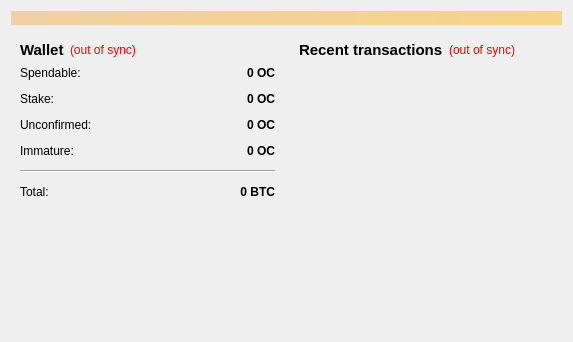
Above: src/qt/forms/overviewpage.ui from theone-and-not-only-coin/onecoin before the change. Below: the same form after it.
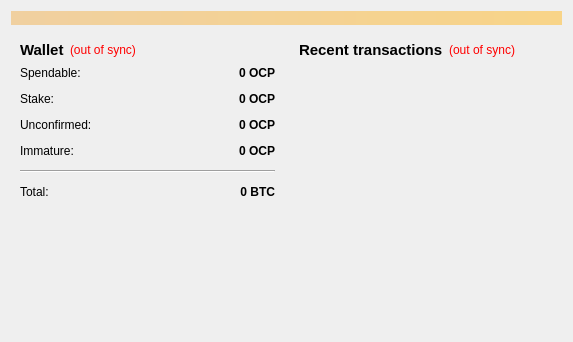
That is the form after the change.

```diff
--- a/src/qt/forms/overviewpage.ui
+++ b/src/qt/forms/overviewpage.ui
@@ -118,7 +118,7 @@
                <string>Your current spendable balance</string>
               </property>
               <property name="text">
-               <string notr="true">0 OC</string>
+               <string notr="true">0 OCP</string>
               </property>
               <property name="alignment">
                <set>Qt::AlignRight|Qt::AlignTrailing|Qt::AlignVCenter</set>
@@ -150,7 +150,7 @@
                <string>Total of coins that was staked, and do not yet count toward the current balance</string>
               </property>
               <property name="text">
-               <string notr="true">0 OC</string>
+               <string notr="true">0 OCP</string>
               </property>
               <property name="alignment">
                <set>Qt::AlignRight|Qt::AlignTrailing|Qt::AlignVCenter</set>
@@ -182,7 +182,7 @@
                <string>Total of transactions that have yet to be confirmed, and do not yet count toward the current balance</string>
               </property>
               <property name="text">
-               <string notr="true">0 OC</string>
+               <string notr="true">0 OCP</string>
               </property>
               <property name="alignment">
                <set>Qt::AlignRight|Qt::AlignTrailing|Qt::AlignVCenter</set>
@@ -211,7 +211,7 @@
                <string>Mined balance that has not yet matured</string>
               </property>
               <property name="text">
-               <string notr="true">0 OC</string>
+               <string notr="true">0 OCP</string>
               </property>
               <property name="alignment">
                <set>Qt::AlignRight|Qt::AlignTrailing|Qt::AlignVCenter</set>
```
Left out of the diff: 4 changed lines with no effect on the pictures.
